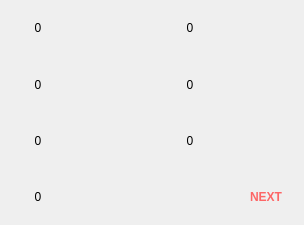
kimmoney/Agricola, file Agricola_Front/PersonalField/personal_resource.ui: the form before one commit.
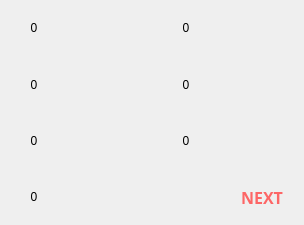
The form after the commit. The open tabs and pages were chosen to show the change. Icons and pictures are not drawn.

Commit message: FONT 적용

The edit to the form file:
```diff
--- a/Agricola_Front/PersonalField/personal_resource.ui
+++ b/Agricola_Front/PersonalField/personal_resource.ui
@@ -64,7 +64,7 @@
         <number>0</number>
        </property>
        <item>
-        <layout class="QGridLayout" name="glo_0" rowstretch="1,1,1,1" columnstretch="1,1,1,1" rowminimumheight="1,1,1,1" columnminimumwidth="1,1,1,1">
+        <layout class="QGridLayout" name="glo_0" rowstretch="1,1,1,1" columnstretch="4,5,4,5" rowminimumheight="1,1,1,1" columnminimumwidth="1,1,1,1">
          <property name="spacing">
           <number>0</number>
          </property>
@@ -360,6 +360,15 @@
              <verstretch>0</verstretch>
             </sizepolicy>
            </property>
+           <property name="font">
+            <font>
+             <family>American Typewriter</family>
+             <pointsize>12</pointsize>
+             <weight>68</weight>
+             <italic>false</italic>
+             <bold>true</bold>
+            </font>
+           </property>
            <property name="styleSheet">
             <string notr="true">font: 70 17pt &quot;American Typewriter&quot;;
 font-weight: 550;
```
Left out of the diff: 8 changed lines with no effect on the pictures. The commit also changes 14 other files.
